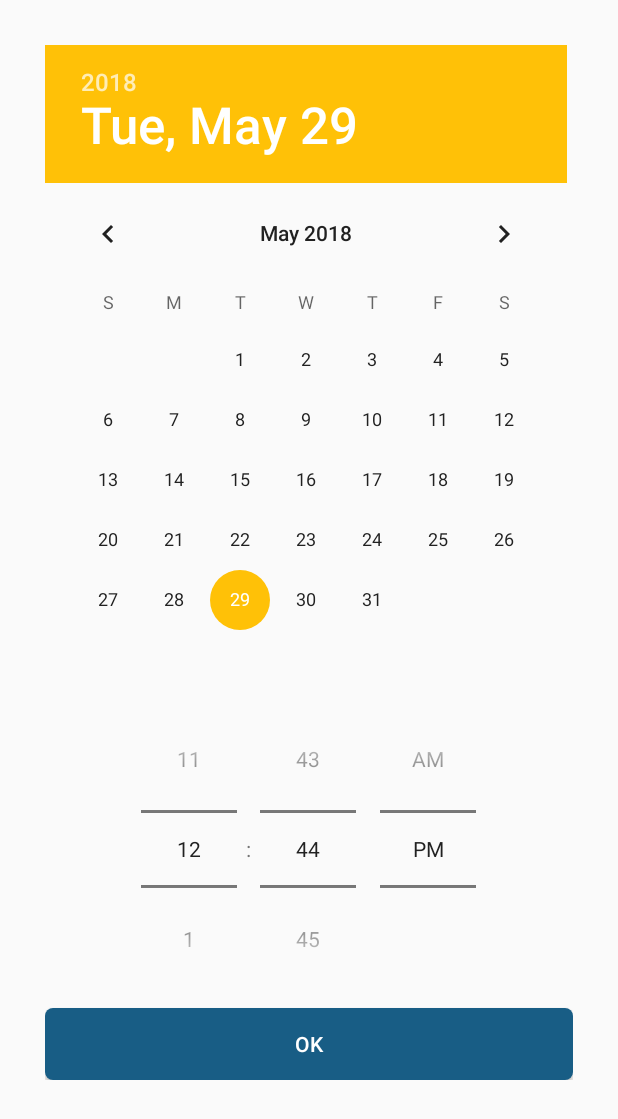
After one commit to rodrigoAb21/AgendaKotlin, an Android app: the layout date_time_picker.xml on its own in the app's theme, with its tools: preview values and no code run, on a phone screen of 412 x 824 dp. The commit adds this screen. Shown: the top 1119 px of the screen. Run offline under Robolectric (Android 15) with nearby library versions, the phone set to English and light mode, and no system bars.

Commit message:
dateTimePicker parte1

```diff
--- a/app/build.gradle
+++ b/app/build.gradle
@@ -8,7 +8,7 @@ android {
     compileSdkVersion 27
     defaultConfig {
         applicationId "com.uagrm.rodrigoab.agendakotlin"
-        minSdkVersion 22
+        minSdkVersion 23
         targetSdkVersion 27
         versionCode 1
         versionName "1.0"
--- a/app/src/main/java/com/uagrm/rodrigoab/agendakotlin/MainActivity.kt
+++ b/app/src/main/java/com/uagrm/rodrigoab/agendakotlin/MainActivity.kt
@@ -1,11 +1,13 @@
 package com.uagrm.rodrigoab.agendakotlin
 
 import android.app.Activity
+import android.app.AlertDialog
 import android.content.Intent
 import android.graphics.Color
 import android.os.Bundle
 import android.support.v7.app.AppCompatActivity
-import android.widget.Toast
+import android.view.View
+import android.widget.*
 import com.github.sundeepk.compactcalendarview.CompactCalendarView
 import com.github.sundeepk.compactcalendarview.domain.Event
 import com.uagrm.rodrigoab.agendakotlin.Adaptador.AdaptadorEvento
@@ -55,12 +57,36 @@ class MainActivity : AppCompatActivity() {
 
 
         btn_agregar.setOnClickListener {
-            // var hoy = SimpleDateFormat("dd-MM-yyyy HH:mm:ss", Locale.getDefault()).parse("29-05-2018 00:00:00")
-            // Toast.makeText(this, hoy.toString(), Toast.LENGTH_LONG).show()
+            /*
+            var alertView = AlertDialog.Builder(this)
+            var vistaAlertDialog = View.inflate(this, R.layout.date_time_picker, null)
+
+            alertView.setView(vistaAlertDialog)
+            val dialogo = alertView.show()
+
+
+            val datePicker2 = vistaAlertDialog.findViewById<DatePicker>(R.id.datepicker)
+            val timePicker2 = vistaAlertDialog.findViewById<TimePicker>(R.id.timepicker)
+
+            timePicker2.setIs24HourView(true)
+
+
+            vistaAlertDialog.findViewById<Button>(R.id.btn_dateTime).setOnClickListener {
+                var fecha = GregorianCalendar(datePicker2.year, datePicker2.month, datePicker2.dayOfMonth, timePicker2.hour, timePicker2.minute, 0)
+                var cadena = formato!!.format(fecha.time).toString()
+
+                Toast.makeText(this@MainActivity, cadena, Toast.LENGTH_LONG).show()
+                dialogo.dismiss()
+
+            }
+            */
+
+
             val intent = Intent(this, formulario::class.java)
             intent.putExtra("id", -1)
             intent.putExtra("inicio", diaSeleccionado2!!)
             this.startActivity(intent)
+
         }
 
         actualizarDatos()
--- /dev/null
+++ b/app/src/main/res/drawable/estilo_btn.xml
@@ -0,0 +1,6 @@
+<?xml version="1.0" encoding="utf-8"?>
+<shape xmlns:android="http://schemas.android.com/apk/res/android"
+    android:shape="rectangle">
+    <corners  android:radius="5dp"/>
+    <solid android:color="#FF185D85"/>
+</shape>
--- /dev/null
+++ b/app/src/main/res/layout/date_time_picker.xml
@@ -0,0 +1,39 @@
+<?xml version="1.0" encoding="utf-8"?>
+<ScrollView
+    xmlns:android="http://schemas.android.com/apk/res/android"
+    android:orientation="vertical"
+    android:layout_width="match_parent"
+    android:padding="10dp"
+    android:layout_height="match_parent">
+
+    <LinearLayout
+        android:orientation="vertical"
+        android:padding="20dp"
+        android:layout_width="match_parent"
+        android:layout_height="match_parent">
+
+        <DatePicker
+            android:id="@+id/datepicker"
+            android:layout_width="match_parent"
+            android:layout_height="wrap_content"/>
+
+        <TimePicker
+            android:id="@+id/timepicker"
+            android:layout_weight="4"
+            android:timePickerMode="spinner"
+            android:layout_width="match_parent"
+            android:layout_height="wrap_content" />
+
+        <Button
+            android:id="@+id/btn_dateTime"
+            android:layout_width="match_parent"
+            android:layout_height="wrap_content"
+            android:layout_weight="1"
+            android:background="@drawable/estilo_btn"
+            android:text="Ok"
+            android:textColor="#fff" />
+
+    </LinearLayout>
+
+
+</ScrollView>
```
